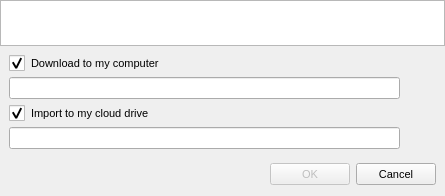
Qt form Source/MEGASync/gui/ImportMegaLinksDialog.ui (meganz/MEGAsync) before a commit.
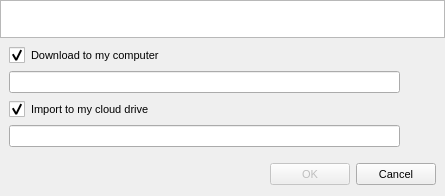
The same form after that commit. Icons and pictures are not drawn.

```diff
--- a/Source/MEGASync/gui/ImportMegaLinksDialog.ui
+++ b/Source/MEGASync/gui/ImportMegaLinksDialog.ui
@@ -114,6 +114,12 @@
         <property name="enabled">
          <bool>true</bool>
         </property>
+        <property name="minimumSize">
+         <size>
+          <width>0</width>
+          <height>26</height>
+         </size>
+        </property>
         <layout class="QHBoxLayout" name="horizontalLayout">
          <property name="spacing">
           <number>6</number>
@@ -190,6 +196,12 @@
       </item>
       <item>
        <widget class="QWidget" name="widget_3" native="true">
+        <property name="minimumSize">
+         <size>
+          <width>0</width>
+          <height>26</height>
+         </size>
+        </property>
         <layout class="QHBoxLayout" name="horizontalLayout_2">
          <property name="spacing">
           <number>6</number>
```
